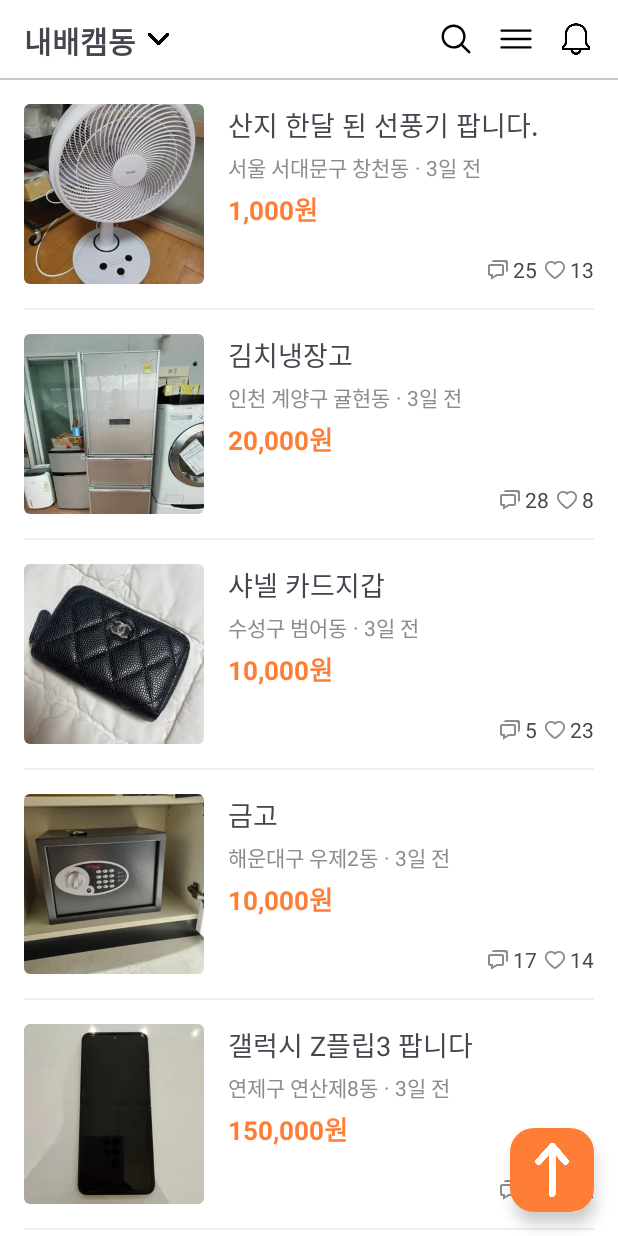
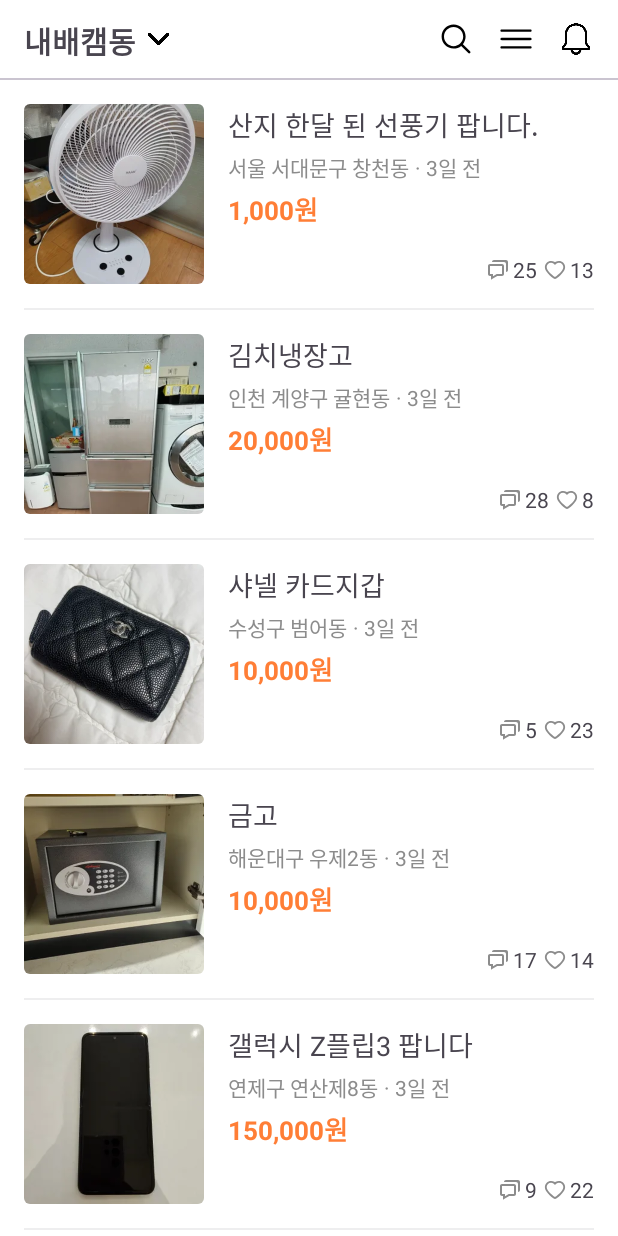
Before and after one commit to rlaxodud214/NBC-carrot-market, an Android app: the screen it shows after launch (MainActivity), after a tap on an icon or button, on a phone screen of 412 x 824 dp. Run offline under Robolectric (Android 15) with nearby library versions, the phone set to English and light mode, and no system bars.

Commit message:
feat: 스크롤 position에 따라 fade 효과 및 on/off 구현

```diff
--- a/app/src/main/java/com/example/carrot_market/presentation/MainActivity.kt
+++ b/app/src/main/java/com/example/carrot_market/presentation/MainActivity.kt
@@ -10,13 +10,19 @@ import android.net.Uri
 import android.os.Build
 import android.os.Bundle
 import android.provider.Settings
+import android.util.Log
 import android.view.KeyEvent
+import android.view.View
+import android.view.animation.Animation
+import android.view.animation.AnimationUtils
 import androidx.appcompat.app.AlertDialog
 import androidx.appcompat.app.AppCompatActivity
 import androidx.core.app.NotificationCompat
 import androidx.core.app.NotificationManagerCompat
 import androidx.recyclerview.widget.DividerItemDecoration
 import androidx.recyclerview.widget.LinearLayoutManager
+import androidx.recyclerview.widget.RecyclerView
+import androidx.recyclerview.widget.RecyclerView.SCROLL_STATE_IDLE
 import androidx.recyclerview.widget.RecyclerView.VERTICAL
 import com.example.carrot_market.R
 import com.example.carrot_market.adapter.PostAdapter
@@ -29,12 +35,18 @@ class MainActivity : AppCompatActivity() {
         ActivityMainBinding.inflate(layoutInflater)
     }
 
+    private lateinit var fadeInAnimation: Animation
+    private lateinit var fadeOutAnimation: Animation
+
     override fun onCreate(savedInstanceState: Bundle?) {
         super.onCreate(savedInstanceState)
         setContentView(binding.root)
 
         initView()
         initRecyclerView()
+
+        fadeInAnimation = AnimationUtils.loadAnimation(this, R.anim.fade_in)
+        fadeOutAnimation = AnimationUtils.loadAnimation(this, R.anim.fade_out)
         initfloatActionButton()
     }
 
@@ -101,7 +113,35 @@ class MainActivity : AppCompatActivity() {
             adapter = postAdapter
             layoutManager = LinearLayoutManager(context)
             addItemDecoration(dividerItemDecoration) // item 간의 구분선 추가를 위함
+            initAnimation()
         }
+    }
+
+    private fun RecyclerView.initAnimation() = with(this) {
+        addOnScrollListener(object: RecyclerView.OnScrollListener() {
+            override fun onScrolled(recyclerView: RecyclerView, dx: Int, dy: Int) {
+                super.onScrolled(recyclerView, dx, dy)
+
+                Log.d("Animation", "================")
+                val layoutManager = recyclerView.layoutManager as LinearLayoutManager
+                val position = layoutManager.findFirstVisibleItemPosition()
+                Log.d("Animation", "position: ${position}")
+
+                binding.fabToTop.apply {
+                    if (position == 0) {
+                        hide()
+//                        visibility = View.GONE
+//                        startAnimation(fadeOutAnimation)
+                        Log.d("Animation", "사라짐")
+                    } else if (visibility != View.VISIBLE) {
+                        show()
+//                        visibility = View.VISIBLE
+//                        startAnimation(fadeInAnimation)
+                        Log.d("Animation", "활성화")
+                    }
+                }
+            }
+        })
     }
 
     private fun onItemClickListener(post: Post) {
--- /dev/null
+++ b/app/src/main/res/anim/fade_in.xml
@@ -0,0 +1,11 @@
+<?xml version="1.0" encoding="utf-8"?>
+
+<set xmlns:android="http://schemas.android.com/apk/res/android"
+    android:interpolator="@android:anim/decelerate_interpolator">
+
+    <alpha
+        android:fromAlpha="0.0"
+        android:toAlpha="1.0"
+        android:duration="1000"/>
+
+</set>
--- /dev/null
+++ b/app/src/main/res/anim/fade_out.xml
@@ -0,0 +1,11 @@
+<?xml version="1.0" encoding="utf-8"?>
+
+<set xmlns:android="http://schemas.android.com/apk/res/android"
+    android:interpolator="@android:anim/decelerate_interpolator">
+
+    <alpha
+        android:fromAlpha="1.0"
+        android:toAlpha="0.0"
+        android:duration="1000"/>
+
+</set>
--- a/app/src/main/res/layout/activity_main.xml
+++ b/app/src/main/res/layout/activity_main.xml
@@ -92,12 +92,13 @@
         android:id="@+id/fab_to_top"
         android:layout_width="wrap_content"
         android:layout_height="wrap_content"
+        app:fabSize="mini"
         android:layout_marginBottom="16dp"
         android:layout_marginEnd="16dp"
-        app:fabSize="mini"
         android:foreground="@drawable/ic_up"
         android:backgroundTint="@color/cattot"
         app:rippleColor="@color/blue"
+        android:visibility="gone"
         app:layout_constraintBottom_toBottomOf="parent"
         app:layout_constraintEnd_toEndOf="parent" />
 
```
Also changed, not shown: 1 other file.
